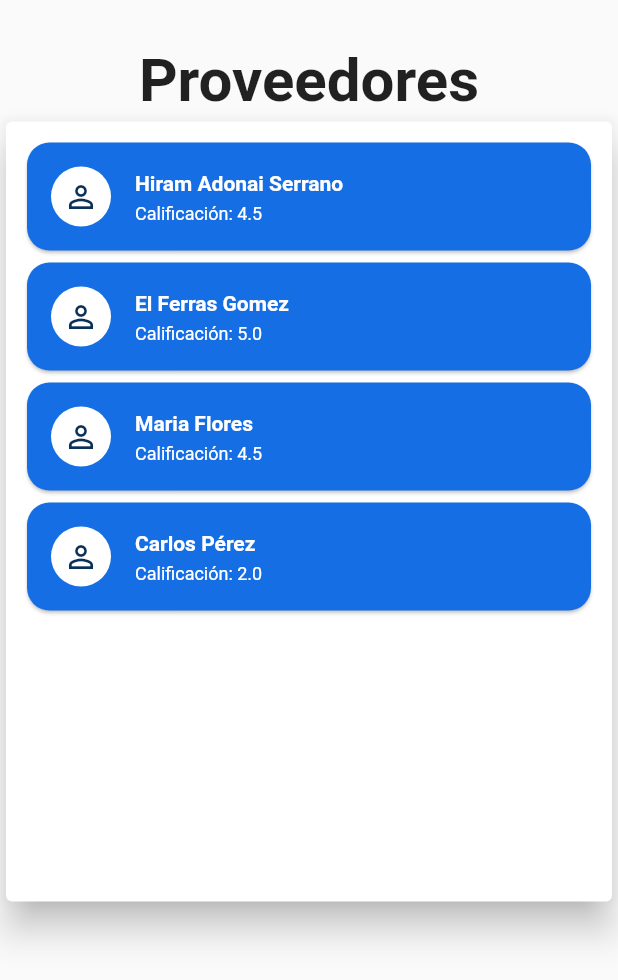
After one commit to AdairHdz/OnTheWay_mobile, a Flutter app: the ServiceProviderListScreen screen opened by its route, on a phone screen of 412 x 824 dp. The commit adds this screen. Shown: the top 980 px of the screen. Run offline on Flutter 3.47's test engine with Material 2 defaults, Android fonts, the phone set to English and light mode, and no system bars; our stand-ins replace charts_flutter, image_picker, weekday_selector; missing offline and left inert: confirm_dialog, dart:html, jwt_decode; generated files the repository leaves out were written again.

Commit message:
Lista proveedor de servicios

```diff
--- a/lib/main.dart
+++ b/lib/main.dart
@@ -14,6 +14,7 @@ import 'package:on_the_way_mobile/screens/reset_password_screen3.dart';
 import 'package:on_the_way_mobile/screens/services_screen.dart';
 import 'package:on_the_way_mobile/screens/statistics_screen.dart';
 import 'package:on_the_way_mobile/screens/tabs_screen.dart';
+import 'package:on_the_way_mobile/screens/service_providers_list_screen.dart';
 
 void main() {
   runApp(MyApp());
@@ -56,6 +57,9 @@ class MyApp extends StatelessWidget {
         "/reset-password2": (ctx) => ResetPasswordScreen2(),
         "/reset-password3": (ctx) => ResetPasswordScreen3(),
         "/activation-account": (ctx) => ActivationAccountScreen(),
+
+
+        "/service-providers-list": (ctx) => ServiceProviderListScreen(),
       },
     );
   }
--- /dev/null
+++ b/lib/models/service_provider.dart
@@ -0,0 +1,13 @@
+import "package:flutter/foundation.dart";
+
+class ServiceProvider{
+  final String name;
+  final String lastName;
+  final double rate;
+
+  ServiceProvider({
+    @required this.name,
+    @required this.lastName,
+    @required this.rate,
+  });
+}
--- /dev/null
+++ b/lib/screens/service_providers_list_screen.dart
@@ -0,0 +1,73 @@
+import 'dart:html';
+import "package:flutter/material.dart";
+//import 'package:flutter_rating_bar/flutter_rating_bar.dart';
+import "package:flutter/material.dart";
+import "package:flutter/material.dart";
+import "../models/service_provider.dart";
+import "../widgets/service_provider_item.dart";
+
+class ServiceProviderListScreen extends StatefulWidget {
+  static final String routeName = "/service-providers-list";
+
+  @override
+  _ServiceProviderListState createState() => _ServiceProviderListState();
+}
+
+class _ServiceProviderListState extends State<ServiceProviderListScreen> {
+  final List<ServiceProvider> serviceProviders = [
+    ServiceProvider(
+      name: "Hiram",
+      lastName: "Adonai Serrano",
+      rate: 4.5,
+    ),
+    ServiceProvider(
+      name: "El Ferras",
+      lastName: "Gomez",
+      rate: 5,
+    ),
+    ServiceProvider(
+      name: "Maria",
+      lastName: "Flores",
+      rate: 4.5,
+    ),
+    ServiceProvider(
+      name: "Carlos",
+      lastName: "Pérez",
+      rate: 2,
+    ),
+  ];
+  @override
+  Widget build(BuildContext context) {
+    return Scaffold(
+      body: SingleChildScrollView(
+        child: Column(
+          children: [
+            SizedBox(
+              height: 30,
+            ),
+            Text(
+              "Proveedores",
+              style: Theme.of(context).textTheme.headline1,
+            ),
+            Card(
+              elevation: 10,
+              child: Padding(
+                  padding: EdgeInsets.all(10),
+                  child: Container(
+                    child: SizedBox(
+                      height: 500,
+                      child: ListView.builder(
+                        itemCount: serviceProviders.length,
+                        itemBuilder: (buildContext, index) {
+                          return ServiceProviderItem(serviceProviders[index]);
+                        },
+                      ),
+                    ),
+                  )),
+            ),
+          ],
+        ),
+      ),
+    );
+  }
+}
--- /dev/null
+++ b/lib/widgets/service_provider_item.dart
@@ -0,0 +1,46 @@
+import 'dart:developer';
+import 'package:flutter/material.dart';
+//import 'package:on_the_way_mobile/models/service.dart';
+import '../models/service_provider.dart';
+import 'package:intl/intl.dart';
+
+
+class ServiceProviderItem extends StatelessWidget {
+  final ServiceProvider serviceProvider;
+  ServiceProviderItem(this.serviceProvider);
+  @override
+  Widget build(BuildContext context) {
+    return GestureDetector(
+       onTap: () {
+        Navigator.of(context).pushNamed( "/home", arguments: {
+
+        });
+      },
+      child: Card(
+        color: Theme.of(context).primaryColor,
+        shape: RoundedRectangleBorder(
+          borderRadius: BorderRadius.circular(15),
+        ),
+        child: ListTile(
+          leading: CircleAvatar(
+            backgroundColor: Colors.white,
+            child: Icon(Icons.person_outline_sharp),
+            ),
+            title: Text(
+            serviceProvider.name + " " + serviceProvider.lastName,
+            style: TextStyle(
+                color: Colors.white, fontWeight: FontWeight.bold, fontSize: 14),
+          ),
+          subtitle: Text(
+            "Calificación: " + serviceProvider.rate.toString(),
+            style: TextStyle(
+              color: Colors.white,
+              fontSize: 12,
+            ),
+          ),
+
+      ),
+    ),
+    );
+  }
+}
```
Also changed, not shown: pubspec.lock.
